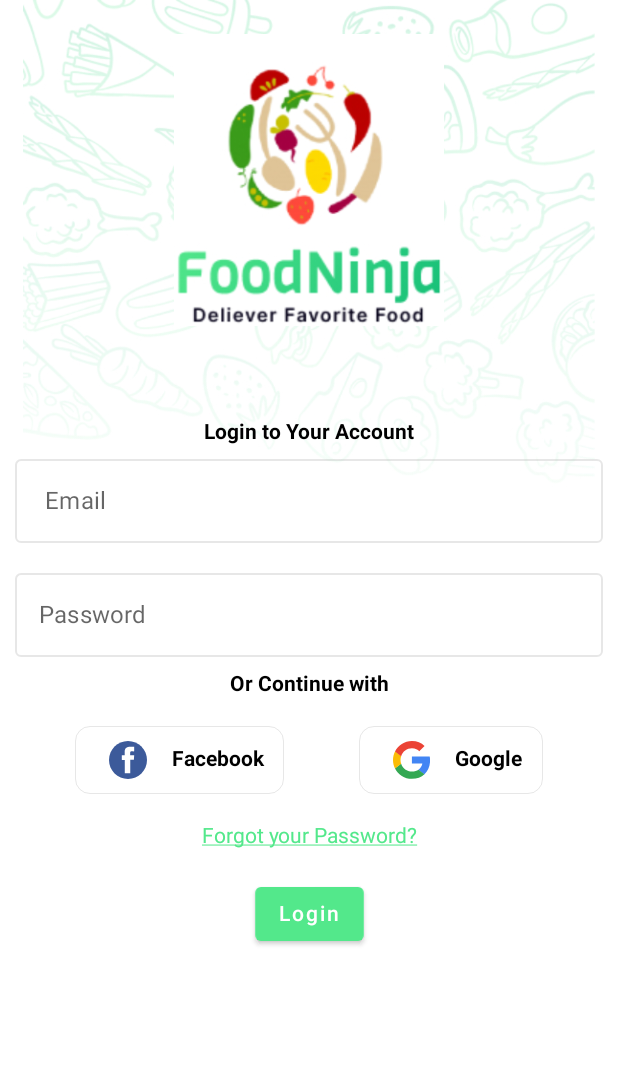
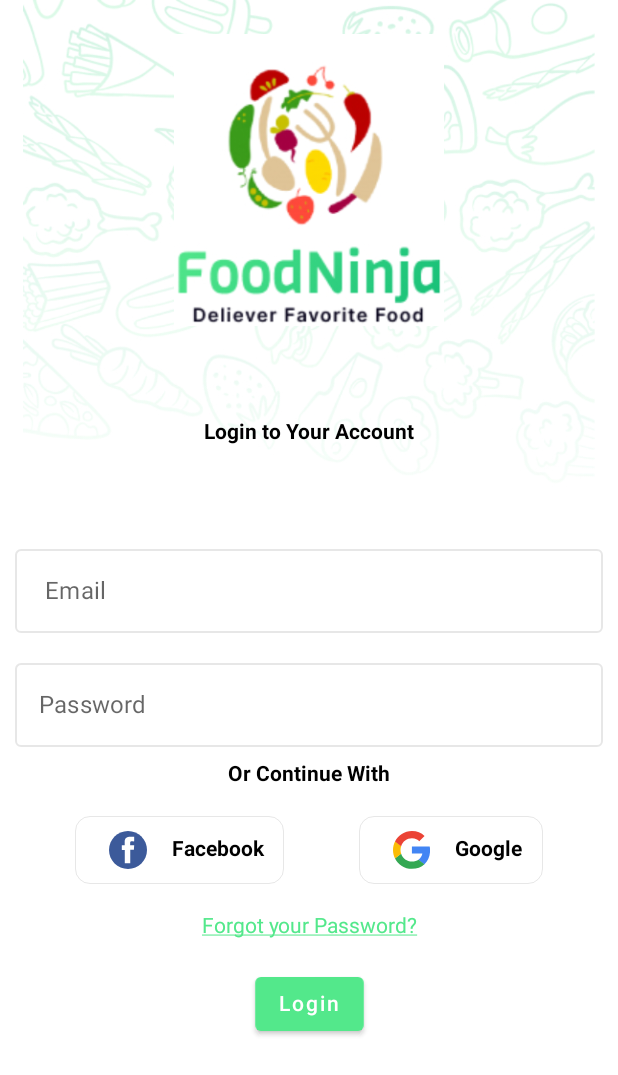
Before and after one commit to Aslmmon/Jetpack_compose_learning, an Android app built with Jetpack Compose: the @Preview function showPreview, on a phone screen of 412 x 824 dp. Shown: the top 1075 px of the screen. Run offline under Robolectric (Android 15) with nearby library versions, the phone set to English and light mode, and no system bars.

Commit message:
added refactor to Components

```diff
--- a/app/src/main/java/com/example/playingwithcompose/foodNinjaApp/FoodNinjaApp.kt
+++ b/app/src/main/java/com/example/playingwithcompose/foodNinjaApp/FoodNinjaApp.kt
@@ -5,7 +5,9 @@ import androidx.activity.ComponentActivity
 import androidx.activity.compose.setContent
 import androidx.compose.foundation.Image
 import androidx.compose.foundation.layout.Box
+import androidx.compose.foundation.layout.fillMaxHeight
 import androidx.compose.foundation.layout.fillMaxSize
+import androidx.compose.foundation.layout.fillMaxWidth
 import androidx.compose.runtime.Composable
 import androidx.compose.ui.Modifier
 import androidx.compose.ui.res.painterResource
@@ -42,13 +44,15 @@ class NinjaApp : ComponentActivity() {
 @Preview(name = "LoginScreen")
 @Composable
 fun showPreview() {
-    Box {
+
+    Box(modifier = Modifier.fillMaxSize()) {
         Image(
             painterResource(id = R.drawable.background),
             contentDescription = "test",
-            modifier = Modifier.fillMaxSize()
+            modifier = Modifier.fillMaxWidth().fillMaxHeight()
         )
-        showLoginPageContent()
-
+        Box {
+            showLoginPageContent()
+        }
     }
 }
--- /dev/null
+++ b/app/src/main/java/com/example/playingwithcompose/foodNinjaApp/components/AppButton.kt
@@ -0,0 +1,42 @@
+package com.example.playingwithcompose.foodNinjaApp.components
+
+import androidx.compose.foundation.BorderStroke
+import androidx.compose.foundation.border
+import androidx.compose.foundation.layout.padding
+import androidx.compose.foundation.shape.RoundedCornerShape
+import androidx.compose.material.Button
+import androidx.compose.material.ButtonDefaults
+import androidx.compose.material.Text
+import androidx.compose.runtime.Composable
+import androidx.compose.ui.Modifier
+import androidx.compose.ui.graphics.Color
+import androidx.compose.ui.tooling.preview.Preview
+import androidx.compose.ui.unit.dp
+import com.example.playingwithcompose.ui.theme.AppColorPrimary
+import com.example.playingwithcompose.ui.theme.AppColorWhite
+
+
+@Preview(name = "AppButton")
+@Composable
+fun AppButton(
+    modifier: Modifier = Modifier,
+    text: String,
+    backgroundColor: Color = AppColorPrimary,
+    textColor: Color = AppColorWhite,
+    onButtonClick: () -> Unit,
+) {
+    Button(
+        onClick = onButtonClick,
+        colors = ButtonDefaults.buttonColors(backgroundColor = backgroundColor),
+        modifier = modifier
+            .padding(top = 20.dp)
+            .border(
+                border = BorderStroke(0.5.dp, color = Color.White.copy(alpha = 0.2f)),
+                shape = RoundedCornerShape(10.dp)
+            )
+    )
+
+    {
+        Text(text = text, color = textColor)
+    }
+}
--- a/app/src/main/java/com/example/playingwithcompose/foodNinjaApp/components/customEditText.kt
+++ b/app/src/main/java/com/example/playingwithcompose/foodNinjaApp/components/AppEditText.kt
@@ -14,7 +14,7 @@ import androidx.compose.ui.graphics.Color
 import androidx.compose.ui.unit.dp
 
 @Composable
- fun customEditText(hintEditTexr: String): String {
+ fun AppEditText(hintEditText: String): String {
     val value by remember { mutableStateOf("") }
     OutlinedTextField(
         value = value,
@@ -28,7 +28,7 @@ import androidx.compose.ui.unit.dp
             focusedBorderColor = Color.Gray.copy(alpha = 0.2f),
             unfocusedBorderColor = Color.Gray.copy(alpha = 0.2f),
         ),
-        placeholder = { Text(text = hintEditTexr) },
+        placeholder = { Text(text = hintEditText) },
         maxLines = 1,
         singleLine = true
     )
--- /dev/null
+++ b/app/src/main/java/com/example/playingwithcompose/foodNinjaApp/components/AppTextFields.kt
@@ -0,0 +1,12 @@
+package com.example.playingwithcompose.foodNinjaApp.components
+
+import androidx.compose.material.Text
+import androidx.compose.runtime.Composable
+import androidx.compose.ui.Modifier
+import androidx.compose.ui.text.font.FontWeight
+
+
+@Composable
+fun AppBoldedTextField(modifier: Modifier=Modifier,text:String){
+    return Text(text = text, fontWeight = FontWeight.Bold, modifier = modifier)
+}
--- a/app/src/main/java/com/example/playingwithcompose/foodNinjaApp/components/InputTextField.kt
+++ b/app/src/main/java/com/example/playingwithcompose/foodNinjaApp/components/InputTextField.kt
@@ -1,4 +1,4 @@
-package com.example.playingwithcompose.foodNinjaApp.views.component
+package com.example.playingwithcompose.foodNinjaApp.components
 
 import androidx.compose.foundation.layout.padding
 import androidx.compose.foundation.text.KeyboardActions
--- a/app/src/main/java/com/example/playingwithcompose/foodNinjaApp/feature/auth/login/LoginScreen.kt
+++ b/app/src/main/java/com/example/playingwithcompose/foodNinjaApp/feature/auth/login/LoginScreen.kt
@@ -1,5 +1,6 @@
 package com.example.playingwithcompose.foodNinjaApp.feature.auth.login
 
+import android.util.Log
 import androidx.compose.foundation.BorderStroke
 import androidx.compose.foundation.Image
 import androidx.compose.foundation.border
@@ -12,6 +13,7 @@ import androidx.compose.runtime.Composable
 import androidx.compose.ui.Alignment
 import androidx.compose.ui.Modifier
 import androidx.compose.ui.graphics.Color
+import androidx.compose.ui.platform.LocalContext
 import androidx.compose.ui.res.painterResource
 import androidx.compose.ui.text.TextStyle
 import androidx.compose.ui.text.font.FontWeight
@@ -19,7 +21,9 @@ import androidx.compose.ui.text.style.TextAlign
 import androidx.compose.ui.text.style.TextDecoration
 import androidx.compose.ui.unit.dp
 import com.example.playingwithcompose.R
-import com.example.playingwithcompose.foodNinjaApp.components.customEditText
+import com.example.playingwithcompose.foodNinjaApp.components.AppBoldedTextField
+import com.example.playingwithcompose.foodNinjaApp.components.AppButton
+import com.example.playingwithcompose.foodNinjaApp.components.AppEditText
 import com.example.playingwithcompose.foodNinjaApp.components.socialMediaButtons
 import com.example.playingwithcompose.ui.theme.AppColorPrimary
 
@@ -38,20 +42,12 @@ import com.example.playingwithcompose.ui.theme.AppColorPrimary
         Image(
             painterResource(id = R.drawable.food_logo),
             contentDescription = "logo",
-            modifier = Modifier
-                .size(180.dp, 200.dp)
+            modifier = Modifier.size(180.dp, 200.dp)
         )
-        Text(
-            text = "Login to Your Account",
-            fontWeight = FontWeight.Bold,
-            modifier = Modifier.padding(top = 60.dp)
-        )
-
-        customEditText(" Email")
-        customEditText("Password")
-
-
-        Text(text = " Or Continue with ", fontWeight = FontWeight.Bold)
+        AppBoldedTextField(text = "Login to Your Account", modifier = Modifier.padding(60.dp))
+        AppEditText(" Email")
+        AppEditText("Password")
+        AppBoldedTextField(text = "Or Continue With")
 
         Row(
             modifier = Modifier
@@ -71,22 +67,11 @@ import com.example.playingwithcompose.ui.theme.AppColorPrimary
             modifier = Modifier.padding(top = 20.dp),
         )
 
-        Button(
-            onClick = {
-                //your onclick code
-            },
-            colors = ButtonDefaults.buttonColors(backgroundColor = AppColorPrimary),
-            modifier = Modifier
-                .padding(top = 20.dp)
-                .border(
-                    border = BorderStroke(0.5.dp, color = Color.White.copy(alpha = 0.2f)),
-                    shape = RoundedCornerShape(10.dp)
-                )
-        )
+        AppButton(text = "Login", onButtonClick = {
+            Log.e("click","eror,click")
+        })
 
-        {
-            Text(text = "Login", color = Color.White)
-        }
+
 
     }
 }
--- a/app/src/main/java/com/example/playingwithcompose/ui/theme/Color.kt
+++ b/app/src/main/java/com/example/playingwithcompose/ui/theme/Color.kt
@@ -7,3 +7,4 @@ val Purple500 = Color(0xFF6200EE)
 val Purple700 = Color(0xFF3700B3)
 val Teal200 = Color(0xFF03DAC5)
 val AppColorPrimary = Color(0xFF53E88B)
+val AppColorWhite = Color(0xFFFFFFFF)
--- a/app/src/main/java/com/example/playingwithcompose/wellnessCounterApp/views/MainContent.kt
+++ b/app/src/main/java/com/example/playingwithcompose/wellnessCounterApp/views/MainContent.kt
@@ -22,7 +22,7 @@ import androidx.compose.ui.graphics.Color
 import androidx.compose.ui.platform.LocalSoftwareKeyboardController
 import androidx.compose.ui.text.style.TextAlign
 import androidx.compose.ui.unit.dp
-import com.example.playingwithcompose.foodNinjaApp.views.component.InputTextField
+import com.example.playingwithcompose.foodNinjaApp.components.InputTextField
 import com.example.playingwithcompose.ui.widgets.RoundIconButton
 
 @OptIn(ExperimentalComposeUiApi::class)
```
